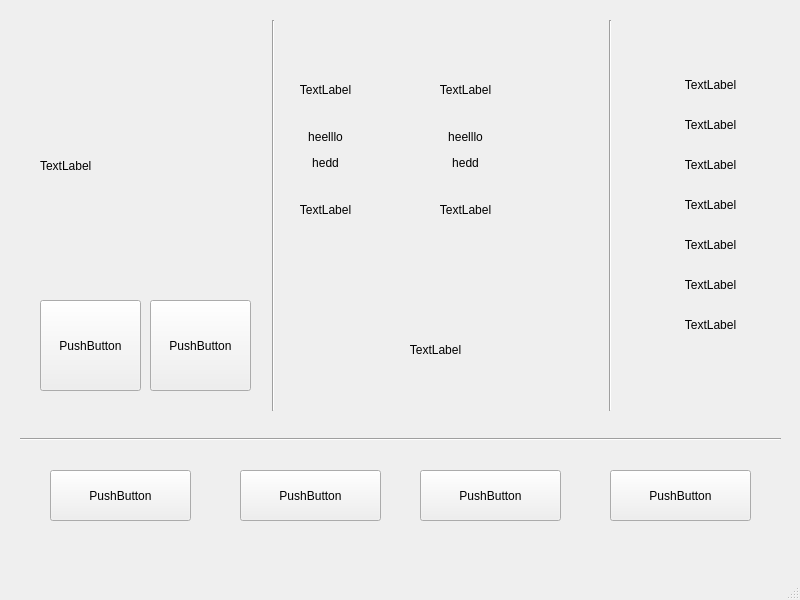
Above: cops.ui from prathyushpoduval/kryptochase before the change. Below: the same form after it.
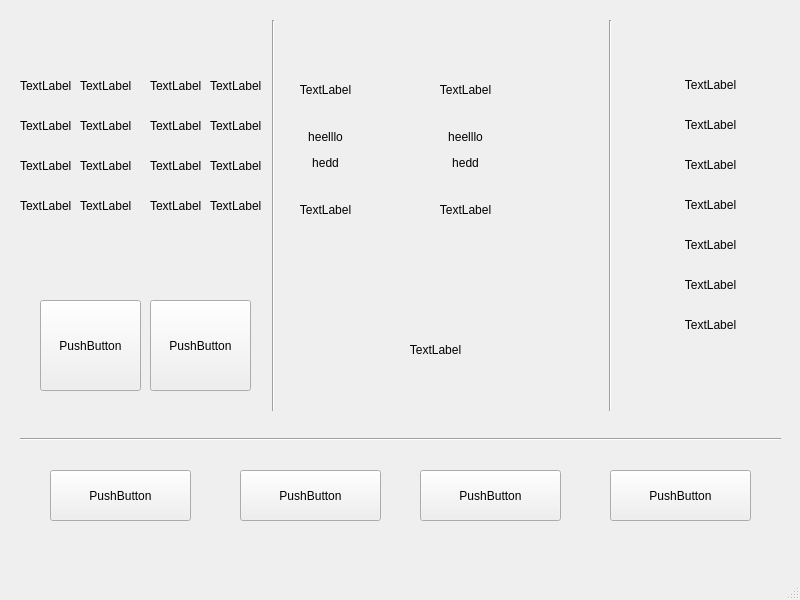
That is the form after the change.

Commit message: made big label into 4*4

Diff of the .ui file:
```diff
--- a/cops.ui
+++ b/cops.ui
@@ -212,10 +212,10 @@
    <widget class="QLabel" name="label_6">
     <property name="geometry">
      <rect>
-      <x>40</x>
+      <x>20</x>
       <y>70</y>
-      <width>211</width>
-      <height>191</height>
+      <width>51</width>
+      <height>31</height>
      </rect>
     </property>
     <property name="text">
@@ -326,6 +326,201 @@
      <string>&lt;html&gt;&lt;head/&gt;&lt;body&gt;&lt;p align=&quot;center&quot;&gt;TextLabel&lt;/p&gt;&lt;/body&gt;&lt;/html&gt;</string>
     </property>
    </widget>
+   <widget class="QLabel" name="label_16">
+    <property name="geometry">
+     <rect>
+      <x>80</x>
+      <y>70</y>
+      <width>51</width>
+      <height>31</height>
+     </rect>
+    </property>
+    <property name="text">
+     <string>TextLabel</string>
+    </property>
+   </widget>
+   <widget class="QLabel" name="label_17">
+    <property name="geometry">
+     <rect>
+      <x>150</x>
+      <y>70</y>
+      <width>51</width>
+      <height>31</height>
+     </rect>
+    </property>
+    <property name="text">
+     <string>TextLabel</string>
+    </property>
+   </widget>
+   <widget class="QLabel" name="label_18">
+    <property name="geometry">
+     <rect>
+      <x>210</x>
+      <y>70</y>
+      <width>51</width>
+      <height>31</height>
+     </rect>
+    </property>
+    <property name="text">
+     <string>TextLabel</string>
+    </property>
+   </widget>
+   <widget class="QLabel" name="label_19">
+    <property name="geometry">
+     <rect>
+      <x>80</x>
+      <y>110</y>
+      <width>51</width>
+      <height>31</height>
+     </rect>
+    </property>
+    <property name="text">
+     <string>TextLabel</string>
+    </property>
+   </widget>
+   <widget class="QLabel" name="label_20">
+    <property name="geometry">
+     <rect>
+      <x>210</x>
+      <y>110</y>
+      <width>51</width>
+      <height>31</height>
+     </rect>
+    </property>
+    <property name="text">
+     <string>TextLabel</string>
+    </property>
+   </widget>
+   <widget class="QLabel" name="label_21">
+    <property name="geometry">
+     <rect>
+      <x>150</x>
+      <y>110</y>
+      <width>51</width>
+      <height>31</height>
+     </rect>
+    </property>
+    <property name="text">
+     <string>TextLabel</string>
+    </property>
+   </widget>
+   <widget class="QLabel" name="label_22">
+    <property name="geometry">
+     <rect>
+      <x>20</x>
+      <y>110</y>
+      <width>51</width>
+      <height>31</height>
+     </rect>
+    </property>
+    <property name="text">
+     <string>TextLabel</string>
+    </property>
+   </widget>
+   <widget class="QLabel" name="label_23">
+    <property name="geometry">
+     <rect>
+      <x>20</x>
+      <y>190</y>
+      <width>51</width>
+      <height>31</height>
+     </rect>
+    </property>
+    <property name="text">
+     <string>TextLabel</string>
+    </property>
+   </widget>
+   <widget class="QLabel" name="label_24">
+    <property name="geometry">
+     <rect>
+      <x>80</x>
+      <y>150</y>
+      <width>51</width>
+      <height>31</height>
+     </rect>
+    </property>
+    <property name="text">
+     <string>TextLabel</string>
+    </property>
+   </widget>
+   <widget class="QLabel" name="label_25">
+    <property name="geometry">
+     <rect>
+      <x>210</x>
+      <y>150</y>
+      <width>51</width>
+      <height>31</height>
+     </rect>
+    </property>
+    <property name="text">
+     <string>TextLabel</string>
+    </property>
+   </widget>
+   <widget class="QLabel" name="label_26">
+    <property name="geometry">
+     <rect>
+      <x>150</x>
+      <y>190</y>
+      <width>51</width>
+      <height>31</height>
+     </rect>
+    </property>
+    <property name="text">
+     <string>TextLabel</string>
+    </property>
+   </widget>
+   <widget class="QLabel" name="label_27">
+    <property name="geometry">
+     <rect>
+      <x>150</x>
+      <y>150</y>
+      <width>51</width>
+      <height>31</height>
+     </rect>
+    </property>
+    <property name="text">
+     <string>TextLabel</string>
+    </property>
+   </widget>
+   <widget class="QLabel" name="label_28">
+    <property name="geometry">
+     <rect>
+      <x>20</x>
+      <y>150</y>
+      <width>51</width>
+      <height>31</height>
+     </rect>
+    </property>
+    <property name="text">
+     <string>TextLabel</string>
+    </property>
+   </widget>
+   <widget class="QLabel" name="label_29">
+    <property name="geometry">
+     <rect>
+      <x>80</x>
+      <y>190</y>
+      <width>51</width>
+      <height>31</height>
+     </rect>
+    </property>
+    <property name="text">
+     <string>TextLabel</string>
+    </property>
+   </widget>
+   <widget class="QLabel" name="label_30">
+    <property name="geometry">
+     <rect>
+      <x>210</x>
+      <y>190</y>
+      <width>51</width>
+      <height>31</height>
+     </rect>
+    </property>
+    <property name="text">
+     <string>TextLabel</string>
+    </property>
+   </widget>
   </widget>
   <widget class="QMenuBar" name="menubar">
    <property name="geometry">
```
The commit also changes 1 other file.
